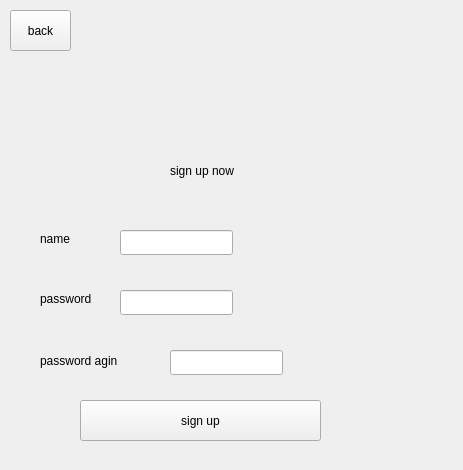
mimis-s/IM-Client, file src/register/register.ui: the form before one commit.
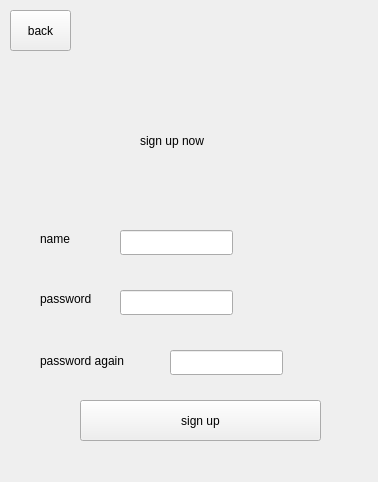
The form after the commit.

What changed in the file:
```diff
--- a/src/register/register.ui
+++ b/src/register/register.ui
@@ -6,8 +6,8 @@
    <rect>
     <x>0</x>
     <y>0</y>
-    <width>463</width>
-    <height>470</height>
+    <width>378</width>
+    <height>482</height>
    </rect>
   </property>
   <property name="windowTitle">
@@ -16,8 +16,8 @@
   <widget class="QLabel" name="label">
    <property name="geometry">
     <rect>
-     <x>170</x>
-     <y>150</y>
+     <x>140</x>
+     <y>120</y>
      <width>111</width>
      <height>41</height>
     </rect>
@@ -87,12 +87,12 @@
     <rect>
      <x>40</x>
      <y>350</y>
-     <width>101</width>
+     <width>121</width>
      <height>21</height>
     </rect>
    </property>
    <property name="text">
-    <string>password agin</string>
+    <string>password again</string>
    </property>
   </widget>
   <widget class="QPushButton" name="pushButton">
```
Left out of the diff: 18 changed lines with no effect on the pictures.
